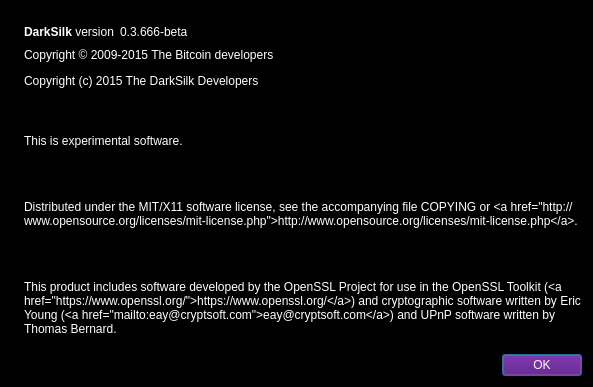
First picture: the form in src/qt/forms/aboutdialog.ui, repository waffle-iron/DarkSilk-Release-Candidate, before the edit.
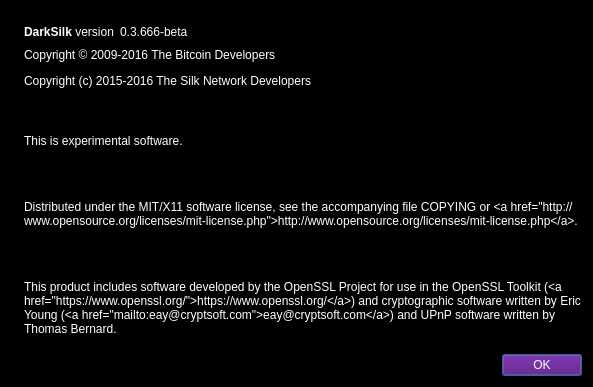
Second picture: the form after the edit. Icons and pictures are not drawn.

The edit to the form file:
```diff
--- a/src/qt/forms/aboutdialog.ui
+++ b/src/qt/forms/aboutdialog.ui
@@ -96,7 +96,7 @@
         <cursorShape>IBeamCursor</cursorShape>
        </property>
        <property name="text">
-        <string>&lt;html&gt;&lt;head/&gt;&lt;body&gt;&lt;p&gt;&lt;span style=&quot; color:#ffffff;&quot;&gt;Copyright © 2009-2015 The Bitcoin developers&lt;/span&gt;&lt;/p&gt;&lt;p&gt;&lt;span style=&quot; color:#ffffff;&quot;&gt;Copyright (c) 2015 The DarkSilk Developers&lt;/span&gt;&lt;/p&gt;&lt;/body&gt;&lt;/html&gt;</string>
+        <string>&lt;html&gt;&lt;head/&gt;&lt;body&gt;&lt;p&gt;&lt;span style=&quot; color:#ffffff;&quot;&gt;Copyright © 2009-2016 The Bitcoin Developers&lt;/span&gt;&lt;/p&gt;&lt;p&gt;&lt;span style=&quot; color:#ffffff;&quot;&gt;Copyright (c) 2015-2016 The Silk Network Developers&lt;/span&gt;&lt;/p&gt;&lt;/body&gt;&lt;/html&gt;</string>
        </property>
        <property name="textInteractionFlags">
         <set>Qt::LinksAccessibleByMouse|Qt::TextSelectableByKeyboard|Qt::TextSelectableByMouse</set>
```
